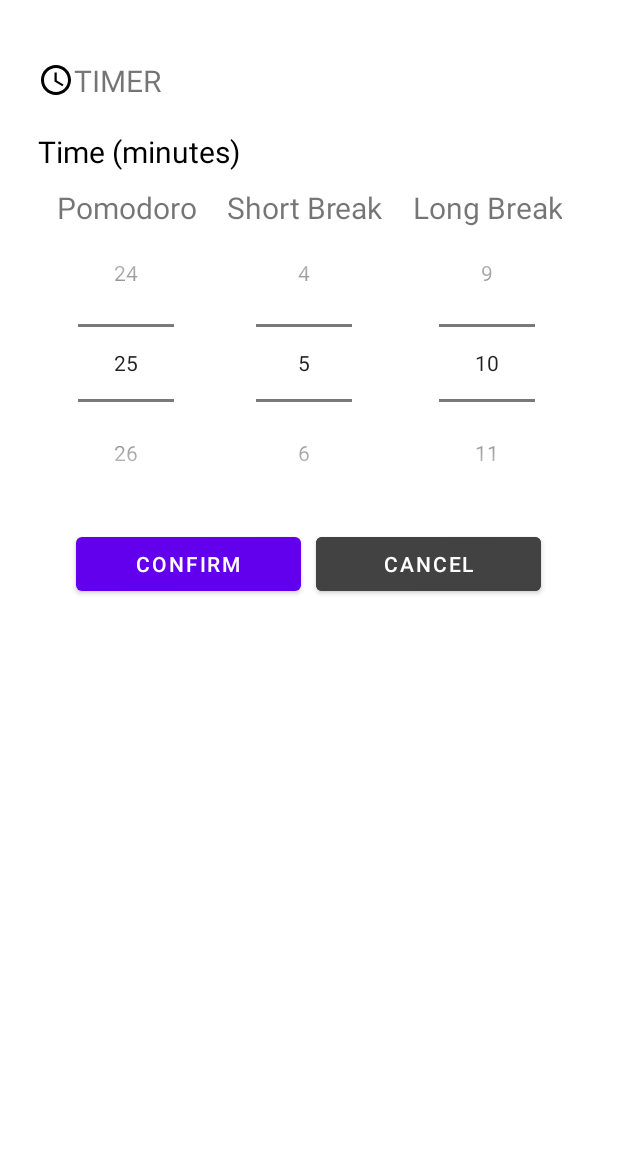
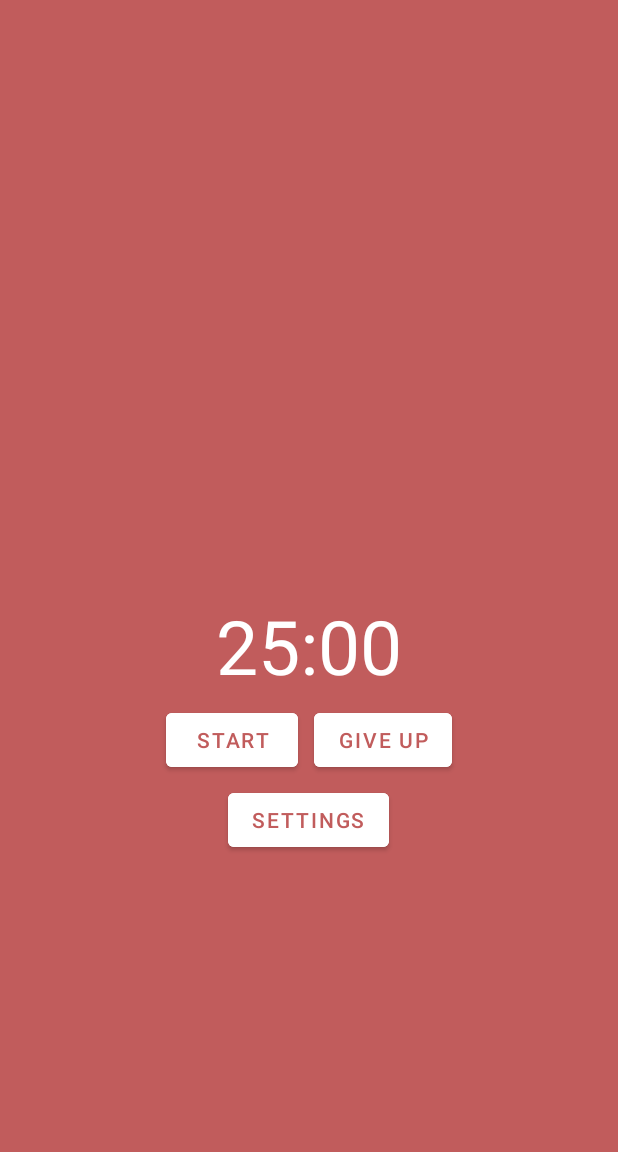
Before and after one commit to Lamlance/HCMUS_CSC13009_20KTPM2_Group02_ScheduleProject, an Android app: the fragment TimerSetting placed in its activity, after a tap on "CONFIRM", on a phone screen of 412 x 824 dp, the part 84-1236 px from its top. Run offline under Robolectric (Android 15) with nearby library versions, the phone set to English and light mode, and no system bars; our stand-ins replace navigation-ui; 2 statements that could not run were skipped.

Commit message:
Pomodoro UI fix and Logic Update
Pomodoro UI fix and Logic Update

Merged Phu's code and update the UI. Need to proceeds with data transfer between fragment when hitting confirm or cancel.

```diff
--- a/app/src/main/java/com/honaglam/scheduleproject/TimerFragment.java
+++ b/app/src/main/java/com/honaglam/scheduleproject/TimerFragment.java
@@ -102,7 +102,6 @@ public class TimerFragment extends Fragment {
     btnGiveUp.setOnClickListener(new View.OnClickListener() {
       @Override
       public void onClick(View view) {
-
         millisRemain = START_TIME_IN_MILLIS;
         txtTimer.postDelayed(new UpdateTimeUI(),1000);
         timerService.pauseTimer();
--- a/app/src/main/java/com/honaglam/scheduleproject/TimerSetting.java
+++ b/app/src/main/java/com/honaglam/scheduleproject/TimerSetting.java
@@ -6,6 +6,7 @@ import androidx.annotation.NonNull;
 import androidx.annotation.Nullable;
 import androidx.fragment.app.Fragment;
 
+import android.util.Log;
 import android.view.LayoutInflater;
 import android.view.View;
 import android.view.ViewGroup;
@@ -26,11 +27,9 @@ public class TimerSetting extends Fragment {
     private Button confirmButton;
     private Button cancelButton;
     private NumberPicker pomodoroTimePicker;
-    private int pomodoroTime;
     private NumberPicker shortBreakPicker;
-    private int shortBreakTime;
     private NumberPicker longBreakPicker;
-    private int longBreakTime;
+
 
     public TimerSetting() {
         // Required empty public constructor
@@ -78,7 +77,7 @@ public class TimerSetting extends Fragment {
         pomodoroTimePicker.setOnValueChangedListener(new NumberPicker.OnValueChangeListener() {
             @Override
             public void onValueChange(NumberPicker numberPicker, int i, int i1) {
-                pomodoroTime = pomodoroTimePicker.getValue();
+                pomodoroTimePicker.setValue(i1);
             }
         });
 
@@ -90,7 +89,8 @@ public class TimerSetting extends Fragment {
         shortBreakPicker.setOnValueChangedListener(new NumberPicker.OnValueChangeListener() {
             @Override
             public void onValueChange(NumberPicker numberPicker, int i, int i1) {
-                shortBreakTime = shortBreakPicker.getValue();
+                shortBreakPicker.setValue(i1);
+
             }
         });
 
@@ -102,7 +102,7 @@ public class TimerSetting extends Fragment {
         longBreakPicker.setOnValueChangedListener(new NumberPicker.OnValueChangeListener() {
             @Override
             public void onValueChange(NumberPicker numberPicker, int i, int i1) {
-                longBreakTime = longBreakPicker.getValue();
+                longBreakPicker.setValue(i1);
             }
         });
 
@@ -112,20 +112,37 @@ public class TimerSetting extends Fragment {
             @Override
             public void onClick(View view) {
                 if (view.getId() == R.id.confirmButton){
-                    int workTime = pomodoroTime;
-                    int shortBreak = shortBreakTime;
-                    int longBreak = longBreakTime;
+                    int workTime = pomodoroTimePicker.getValue();
+                    int shortBreak = shortBreakPicker.getValue();
+                    int longBreak = longBreakPicker.getValue();
+                    //TODO: Parse all data through
                     Bundle bundle = new Bundle();
                     bundle.putInt("workTime", workTime);
-                    bundle.putInt("shortBreakTime", shortBreak);
-                    bundle.putInt("longBreakTime", longBreak);
+//                    bundle.putInt("shortBreakTime", shortBreak);
+//                    bundle.putInt("longBreakTime", shortBreak);
                     TimerFragment timerFragment = new TimerFragment();
                     timerFragment.setArguments(bundle);
+
+                    //TODO: DATA TRANSFERED TO TIMER FRAGMENT BUT COULD NOT GET DATA
+                    // TODO: GET THE DATA IN THE FILE TimerFragment.java and parse it to START_TIME_IN_MILLIS
+                    getActivity().getSupportFragmentManager().beginTransaction().replace(R.id.fragmentContainerView, timerFragment).commit();
+
+                    // Redirect to main Pomodoro Page
+                    ((MainActivity)getActivity()).switchFragment_Pomodoro();
                 }
-
             }
         });
+        // On click event for cancel button
+        // TODO: TRANSFER THIS TO TIMER FRAGMENT
         cancelButton = getView().findViewById(R.id.cancelButton);
+        cancelButton.setOnClickListener(new View.OnClickListener() {
+            @Override
+            public void onClick(View view) {
+                //TODO: Add a variable to save the current setting?
+                // Redirect to main Pomodoro Page
+                ((MainActivity)getActivity()).switchFragment_Pomodoro();
+            }
+        });
 
     }
 
--- a/app/src/main/res/layout/activity_main.xml
+++ b/app/src/main/res/layout/activity_main.xml
@@ -18,13 +18,14 @@
       layout="@layout/main_tool_bar"
       android:layout_width="match_parent"
       android:layout_height="wrap_content" />
+
   <androidx.fragment.app.FragmentContainerView
       android:id="@+id/fragmentContainerView"
       android:name="com.honaglam.scheduleproject.CalendarFragment"
       android:layout_width="match_parent"
       android:layout_height="match_parent"
+      app:layout_constraintBottom_toBottomOf="parent"
       app:layout_constraintTop_toTopOf="parent"
-        app:layout_constraintBottom_toBottomOf="parent"
       tools:layout="@layout/fragment_calendar" />
 </LinearLayout>
 
--- a/app/src/main/res/values/strings.xml
+++ b/app/src/main/res/values/strings.xml
@@ -8,4 +8,7 @@
     <string name="cancel">Cancel</string>
     <string name="short_break">Short Break</string>
     <string name="long_break">Long Break</string>
+    <string name="give_up">GIVE UP</string>
+    <string name="settings">Settings</string>
+    <string name="start">START</string>
 </resources>
```
Lines whose indentation alone changed are shown as unchanged.
